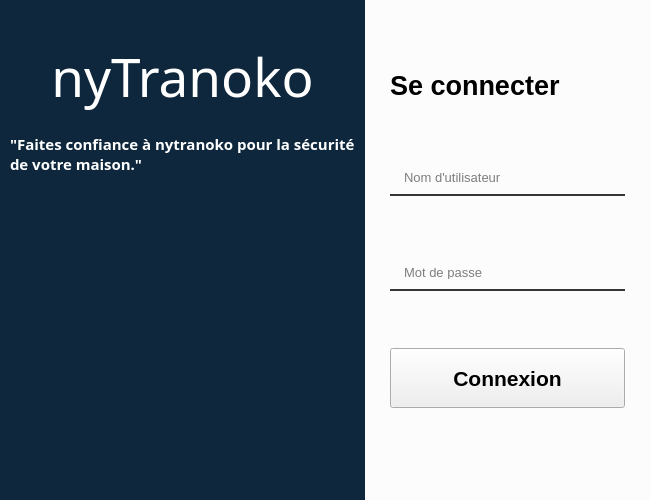
ERlCA/nytranoko-desktop, file ui/login/login.ui: the form before one commit.
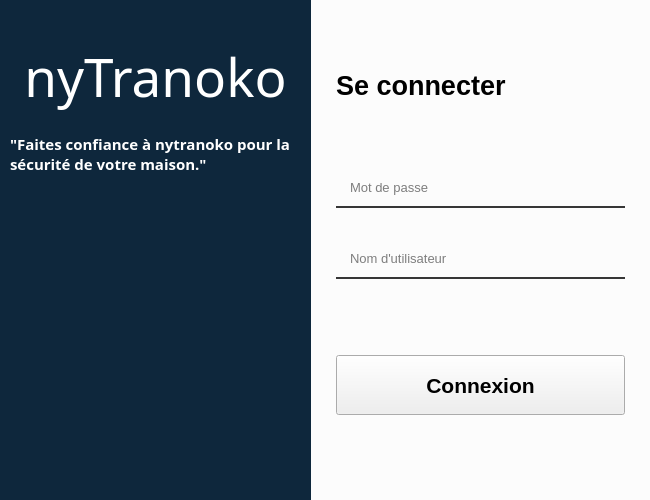
The form after the commit. Icons and pictures are not drawn.

Commit message: login logic done

Patch:
```diff
--- a/ui/login/login.ui
+++ b/ui/login/login.ui
@@ -61,11 +61,18 @@
 	border-bottom-color: rgb(255, 159, 3);
 }
 
-QPushButton {
+QPushButton#loginBtn {
   color: rbg(0, 0, 0, 200)
 }
 
-QPushButton:hover {
+QPushButton#quitBtn {
+	padding: 0 5px;
+	border-radius: 50px;
+	background-color: rgba(0, 0, 0, 0);
+}
+
+
+QPushButton#loginBtn:hover, QPushButton#quitBtn:hover {
 	background-color: rgb(255, 159, 3);
 	color: #fff;
     border: none
@@ -75,7 +82,9 @@
 	background-color: #fa8334;
 	color: rgb(231, 231, 231);
 	border: 2px solid rgba(0, 0, 0, 0);
-}</string>
+}
+
+</string>
   </property>
   <layout class="QGridLayout" name="gridLayout">
    <property name="leftMargin">
@@ -182,11 +191,17 @@
    <item row="0" column="1">
     <widget class="QWidget" name="formWidget" native="true">
      <property name="styleSheet">
-      <string notr="true"/>
+      <string notr="true">QLabel#loginLabel {
+	color: rbg(0, 0, 0, 200)
+}
+
+QLabel#errorLabel {
+	color: rgb(252, 252,252)
+}</string>
      </property>
-     <layout class="QVBoxLayout" name="formLayout" stretch="0,1,1,1,1">
+     <layout class="QVBoxLayout" name="formWidgetLayout" stretch="0,1,0,1">
       <property name="spacing">
-       <number>57</number>
+       <number>10</number>
       </property>
       <property name="leftMargin">
        <number>25</number>
@@ -198,7 +213,7 @@
        <number>25</number>
       </property>
       <property name="bottomMargin">
-       <number>20</number>
+       <number>15</number>
       </property>
       <item alignment="Qt::AlignLeft|Qt::AlignTop">
        <widget class="QLabel" name="loginLabel">
@@ -220,21 +235,24 @@
         </property>
        </widget>
       </item>
-      <item alignment="Qt::AlignTop">
-       <widget class="QLineEdit" name="usernameEntry">
-        <property name="font">
-         <font>
-          <pointsize>10</pointsize>
-         </font>
-        </property>
-        <property name="styleSheet">
-         <string notr="true"/>
-        </property>
-        <property name="placeholderText">
-         <string>Nom d'utilisateur</string>
-        </property>
-       </widget>
-      </item>
+      <item alignment="Qt::AlignBottom">
+       <widget class="QWidget" name="entryWidget" native="true">
+        <layout class="QVBoxLayout" name="entryWidgetLayout">
+         <property name="spacing">
+          <number>30</number>
+         </property>
+         <property name="leftMargin">
+          <number>0</number>
+         </property>
+         <property name="topMargin">
+          <number>0</number>
+         </property>
+         <property name="rightMargin">
+          <number>0</number>
+         </property>
+         <property name="bottomMargin">
+          <number>0</number>
+         </property>
       <item>
        <widget class="QLineEdit" name="passwordEntry">
         <property name="font">
@@ -251,6 +269,49 @@
        </widget>
       </item>
       <item>
+          <widget class="QLineEdit" name="usernameEntry">
+           <property name="font">
+            <font>
+             <pointsize>10</pointsize>
+            </font>
+           </property>
+           <property name="styleSheet">
+            <string notr="true"/>
+           </property>
+           <property name="placeholderText">
+            <string>Nom d'utilisateur</string>
+           </property>
+          </widget>
+         </item>
+        </layout>
+       </widget>
+      </item>
+      <item alignment="Qt::AlignTop">
+       <widget class="QLabel" name="errorLabel">
+        <property name="text">
+         <string>Nom d'utilisateur ou mot de passe incorrect</string>
+        </property>
+       </widget>
+      </item>
+      <item alignment="Qt::AlignBottom">
+       <widget class="QWidget" name="buttonWidget" native="true">
+        <layout class="QVBoxLayout" name="buttonWidgetLayout">
+         <property name="spacing">
+          <number>20</number>
+         </property>
+         <property name="leftMargin">
+          <number>0</number>
+         </property>
+         <property name="topMargin">
+          <number>0</number>
+         </property>
+         <property name="rightMargin">
+          <number>0</number>
+         </property>
+         <property name="bottomMargin">
+          <number>0</number>
+         </property>
+         <item>
        <widget class="QPushButton" name="loginBtn">
         <property name="sizePolicy">
          <sizepolicy hsizetype="Minimum" vsizetype="Fixed">
@@ -294,16 +355,21 @@
         </property>
        </widget>
       </item>
-      <item alignment="Qt::AlignRight|Qt::AlignBottom">
+         <item alignment="Qt::AlignRight">
        <widget class="QPushButton" name="quitBtn">
         <property name="cursor">
          <cursorShape>PointingHandCursor</cursorShape>
         </property>
         <property name="styleSheet">
-         <string notr="true">border: none;
-height: 50px;
-width: 40px;
-border-radius: 20px</string>
+            <string notr="true">QPushButton {
+	border: none;
+	height: 50px;
+	width: 40px;
+	border-radius: 20px;
+}
+
+QPushButton:hover{
+}</string>
         </property>
         <property name="text">
          <string/>
@@ -318,6 +384,9 @@
           <height>36</height>
          </size>
         </property>
+          </widget>
+         </item>
+        </layout>
        </widget>
       </item>
      </layout>
```
Left out of the diff: 2 changed lines with no effect on the pictures. Lines whose indentation alone changed are shown as unchanged. The commit also changes 30 other files.
